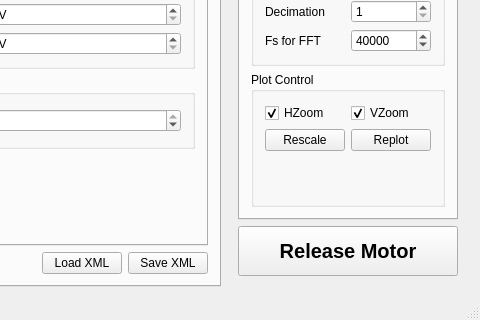
vedderb/bldc-tool, file mainwindow.ui: the form before one commit; both pictures show x 798 to 1278 and y 445 to 765 of the 1278 by 765 pixel window.
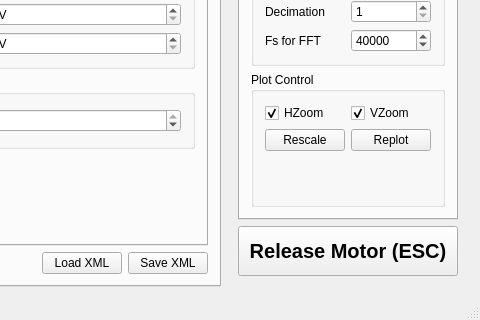
The form after the commit. The open tabs and pages were chosen to show the change. Icons and pictures are not drawn. Custom widgets are drawn as their Qt base class.

Commit message: Fixed size for connection box, ESC button for releasing the motor

Diff of the .ui file:
```diff
--- a/mainwindow.ui
+++ b/mainwindow.ui
@@ -6046,7 +6046,7 @@
           </font>
          </property>
          <property name="text">
-          <string>Release Motor</string>
+          <string>Release Motor (ESC)</string>
          </property>
         </widget>
        </item>
```
Left out of the diff: 8 changed lines with no effect on the pictures. The commit also changes 1 other file.
